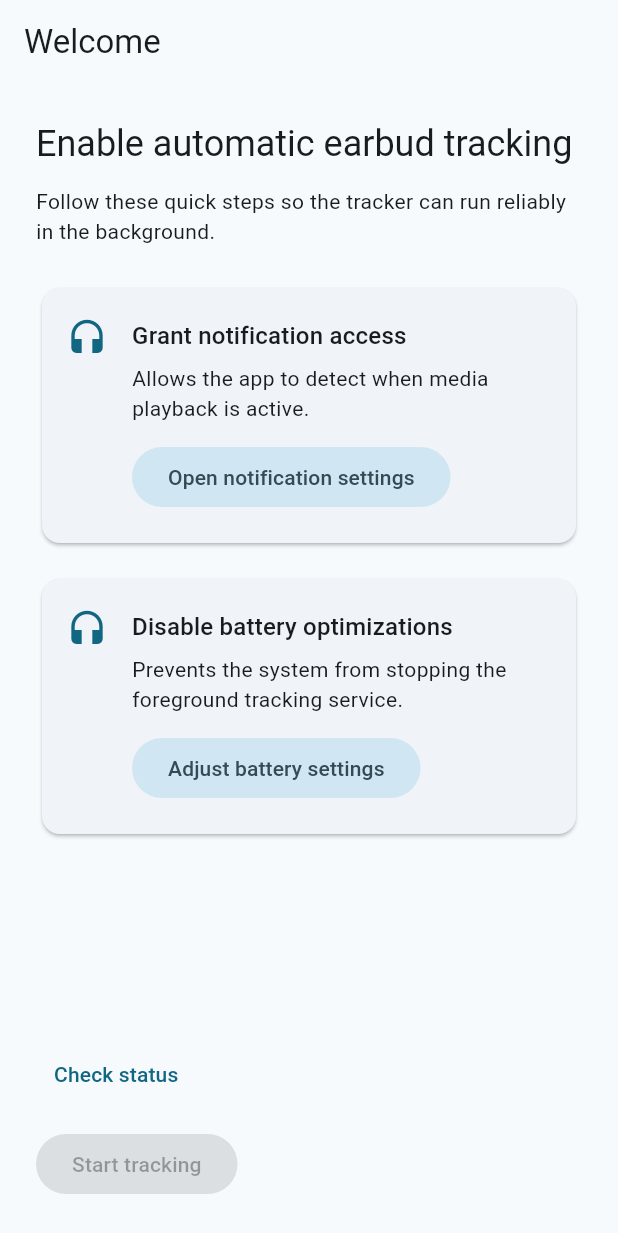
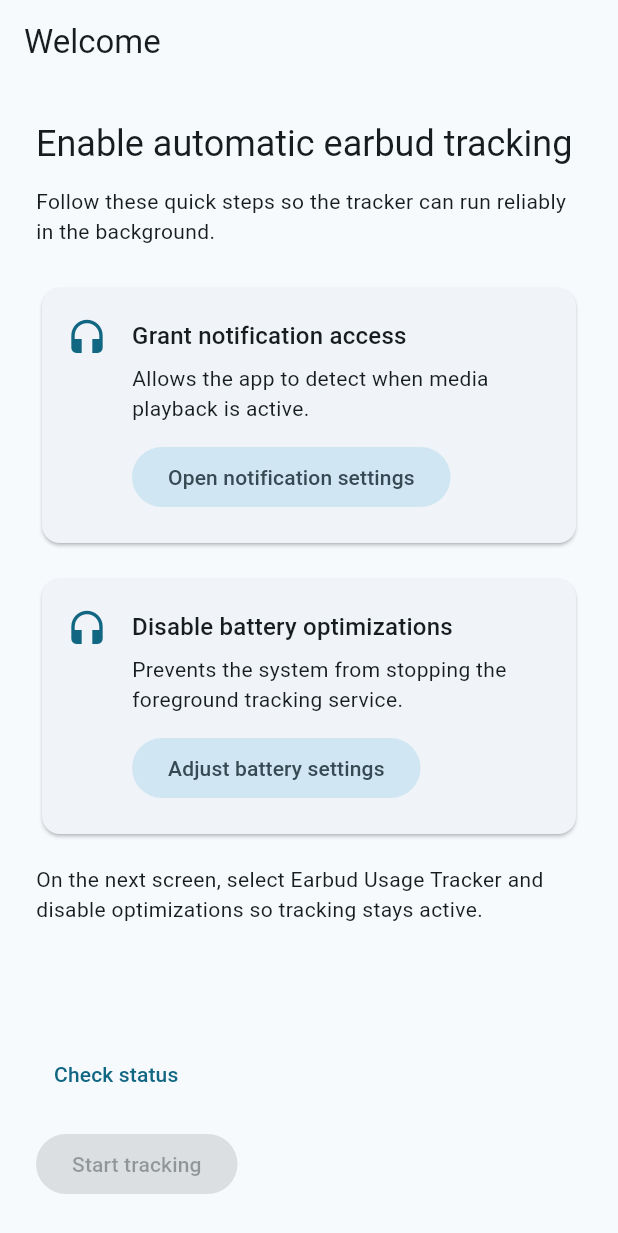
Before and after one commit to PiyushAgarwal-16/Earbuds-Usage-Tracker, a Flutter app: the screen it shows after launch, on a phone screen of 412 x 824 dp. Shown: the top 1233 px of the screen. Run offline on Flutter 3.47's test engine with Material 3 defaults, Android fonts, the phone set to English and light mode, and no system bars; our stand-ins replace sqflite; accounts and stored records are empty; statements that could not run were skipped.

Commit message:
Battery optimization settings page opens up

```diff
--- a/lib/features/onboarding/onboarding_screen.dart
+++ b/lib/features/onboarding/onboarding_screen.dart
@@ -59,6 +59,11 @@ class OnboardingScreen extends StatelessWidget {
               actionLabel:
                   batteryIgnored ? 'View battery settings' : 'Adjust battery settings',
               onAction: onRequestBatteryOptimization,
+            ),
+            const SizedBox(height: 16),
+            Text(
+              'On the next screen, select Earbud Usage Tracker and disable optimizations so tracking stays active.',
+              style: theme.textTheme.bodyMedium,
             ),
             const Spacer(),
             TextButton(
```
Also changed, not shown: 1 other file.
